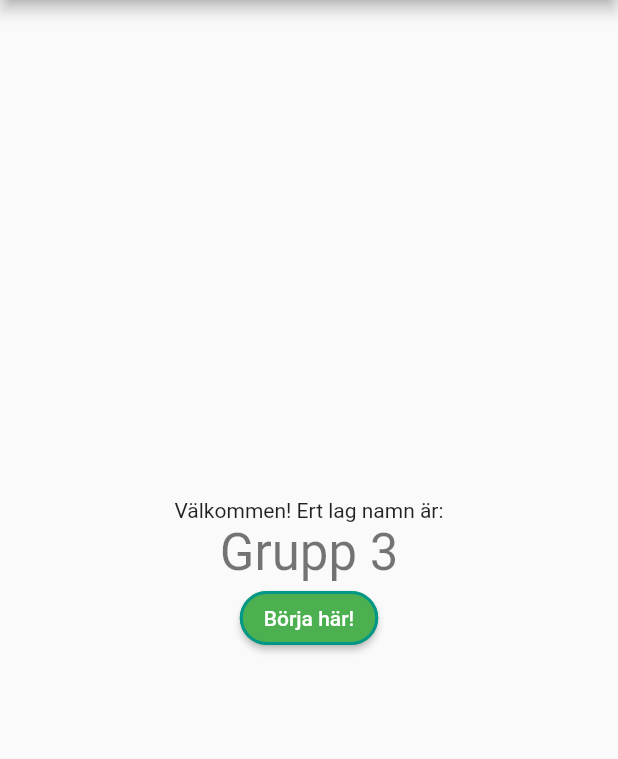
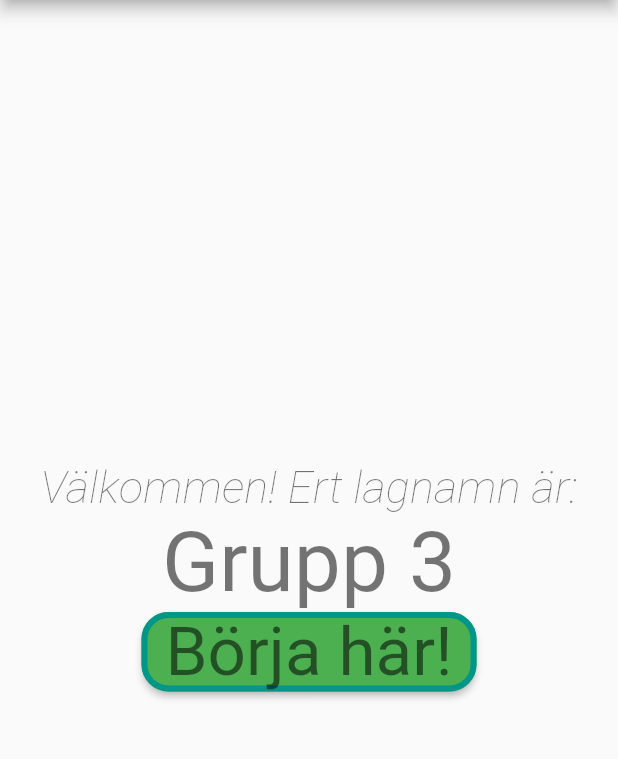
Before and after one commit to antonschulz/zero-city-application, a Flutter app: the screen it shows after launch, on a phone screen of 412 x 824 dp, the part 84-843 px from its top. Run offline on Flutter 3.47's test engine with Material 2 defaults, Android fonts, the phone set to English and light mode, and no system bars.

Commit message:
split homepage into two files

```diff
--- a/lib/main.dart
+++ b/lib/main.dart
@@ -1,4 +1,5 @@
 import 'package:flutter/material.dart';
+import 'startsida.dart';
 
 void main() {
   runApp(const MyApp());
@@ -14,112 +15,12 @@ class MyApp extends StatelessWidget {
       title: 'Flutter Demo',
       theme: ThemeData(
         // This is the theme of your application.
-        //
-        // Try running your application with "flutter run". You'll see the
-        // application has a blue toolbar. Then, without quitting the app, try
-        // changing the primarySwatch below to Colors.green and then invoke
-        // "hot reload" (press "r" in the console where you ran "flutter run",
-        // or simply save your changes to "hot reload" in a Flutter IDE).
-        // Notice that the counter didn't reset back to zero; the application
-        // is not restarted.
+        textTheme: TextTheme(
+          headline1: TextStyle(fontSize: 30.0, fontStyle: FontStyle.italic),
+        ),
         primarySwatch: Colors.green,
       ),
       home: const MyHomePage(title: 'Zero City'),
     );
   }
 }
-
-class MyHomePage extends StatefulWidget {
-  const MyHomePage({Key? key, required this.title}) : super(key: key);
-
-  // This widget is the home page of your application. It is stateful, meaning
-  // that it has a State object (defined below) that contains fields that affect
-  // how it looks.
-
-  // This class is the configuration for the state. It holds the values (in this
-  // case the title) provided by the parent (in this case the App widget) and
-  // used by the build method of the State. Fields in a Widget subclass are
-  // always marked "final"
-  final String title;
-
-  @override
-  State<MyHomePage> createState() => _MyHomePageState();
-}
-
-class _MyHomePageState extends State<MyHomePage> {
-  int _counter = 0;
-  String groupName = "Grupp 3";
-
-  void _incrementCounter() {
-    setState(() {
-      // This call to setState tells the Flutter framework that something has
-      // changed in this State, which causes it to rerun the build method below
-      // so that the display can reflect the updated values. If we changed
-      // _counter without calling setState(), then the build method would not be
-      // called again, and so nothing would appear to happen.
-      _counter++;
-    });
-  }
-
-  @override
-  Widget build(BuildContext context) {
-    // This method is rerun every time setState is called, for instance as done
-    // by the _incrementCounter method above.
-    //
-    // The Flutter framework has been optimized to make rerunning build methods
-    // fast, so that you can just rebuild anything that needs updating rather
-    // than having to individually change instances of widgets.
-    return Scaffold(
-      appBar: AppBar(
-        // Here we take the value from the MyHomePage object that was created by
-        // the App.build method, and use it to set our appbar title.
-        title: Text(widget.title),
-      ),
-      body: Center(
-        // Center is a layout widget. It takes a single child and positions it
-        // in the middle of the parent.
-        child: Column(
-          // Column is also a layout widget. It takes a list of children and
-          // arranges them vertically. By default, it sizes itself to fit its
-          // children horizontally, and tries to be as tall as its parent.
-          //
-          // Invoke "debug painting" (press "p" in the console, choose the
-          // "Toggle Debug Paint" action from the Flutter Inspector in Android
-          // Studio, or the "Toggle Debug Paint" command in Visual Studio Code)
-          // to see the wireframe for each widget.
-          //
-          // Column has various properties to control how it sizes itself and
-          // how it positions its children. Here we use mainAxisAlignment to
-          // center the children vertically; the main axis here is the vertical
-          // axis because Columns are vertical (the cross axis would be
-          // horizontal).
-          mainAxisAlignment: MainAxisAlignment.center,
-          children: <Widget>[
-            const Text(
-              'Välkommen! Ert lag namn är:',
-            ),
-            Text(
-              '$groupName',
-              style: Theme.of(context).textTheme.headline4,
-            ),
-            ElevatedButton(
-              style: ButtonStyle(
-                shape: MaterialStateProperty.all<RoundedRectangleBorder>(
-                  RoundedRectangleBorder(
-                    borderRadius: BorderRadius.circular(18.0),
-                    side: BorderSide(
-                      color: Colors.teal,
-                      width: 2.0,
-                    ),
-                  ),
-                ),
-              ),
-              child: Text('Börja här!'),
-              onPressed: () {},
-            ),
-          ],
-        ),
-      ), // This trailing comma makes auto-formatting nicer for build methods.
-    );
-  }
-}
--- /dev/null
+++ b/lib/startsida.dart
@@ -0,0 +1,75 @@
+import 'package:flutter/material.dart';
+
+class MyHomePage extends StatelessWidget {
+  const MyHomePage({Key? key, required this.title}) : super(key: key);
+
+  // This widget is the home page of your application. It is stateful, meaning
+  // that it has a State object (defined below) that contains fields that affect
+  // how it looks.
+
+  // This class is the configuration for the state. It holds the values (in this
+  // case the title) provided by the parent (in this case the App widget) and
+  // used by the build method of the State. Fields in a Widget subclass are
+  // always marked "final"
+  final String title;
+  final String groupName = "Grupp 3";
+
+  @override
+  Widget build(BuildContext context) {
+    return Scaffold(
+      appBar: AppBar(
+        // Here we take the value from the MyHomePage object that was created by
+        // the App.build method, and use it to set our appbar title.
+        title: Text(title),
+      ),
+      body: Center(
+        // Center is a layout widget. It takes a single child and positions it
+        // in the middle of the parent.
+        child: Column(
+          // Column is also a layout widget. It takes a list of children and
+          // arranges them vertically. By default, it sizes itself to fit its
+          // children horizontally, and tries to be as tall as its parent.
+          //
+          // Invoke "debug painting" (press "p" in the console, choose the
+          // "Toggle Debug Paint" action from the Flutter Inspector in Android
+          // Studio, or the "Toggle Debug Paint" command in Visual Studio Code)
+          // to see the wireframe for each widget.
+          //
+          // Column has various properties to control how it sizes itself and
+          // how it positions its children. Here we use mainAxisAlignment to
+          // center the children vertically; the main axis here is the vertical
+          // axis because Columns are vertical (the cross axis would be
+          // horizontal).
+          mainAxisAlignment: MainAxisAlignment.center,
+          children: <Widget>[
+            Text(
+              'Välkommen! Ert lagnamn är:',
+              style: Theme.of(context).textTheme.headline1,
+            ),
+            Text(
+              '$groupName',
+              style: Theme.of(context).textTheme.headline2,
+            ),
+            ElevatedButton(
+              style: ButtonStyle(
+                shape: MaterialStateProperty.all<RoundedRectangleBorder>(
+                  RoundedRectangleBorder(
+                    borderRadius: BorderRadius.circular(18.0),
+                    side: BorderSide(
+                      color: Colors.teal,
+                      width: 4.0,
+                    ),
+                  ),
+                ),
+              ),
+              child: Text(
+              'Börja här!',
+              style: Theme.of(context).textTheme.headline3),
+              onPressed: () {},
+            ),
+          ],
+          ),
+        ), // This trailing comma makes auto-formatting nicer for build methods.
+    );
+  }
+}
```
